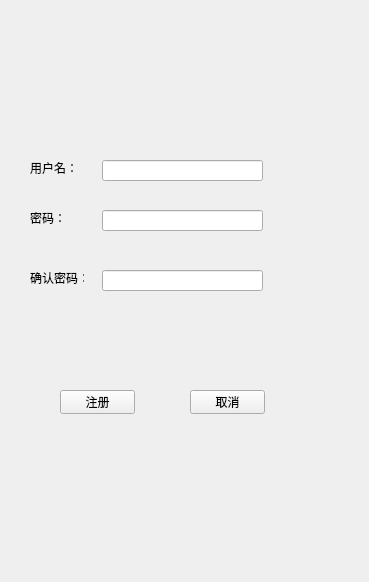
zhongjf25/Airline-Reservation-System, file frm_register.ui: the form before one commit.
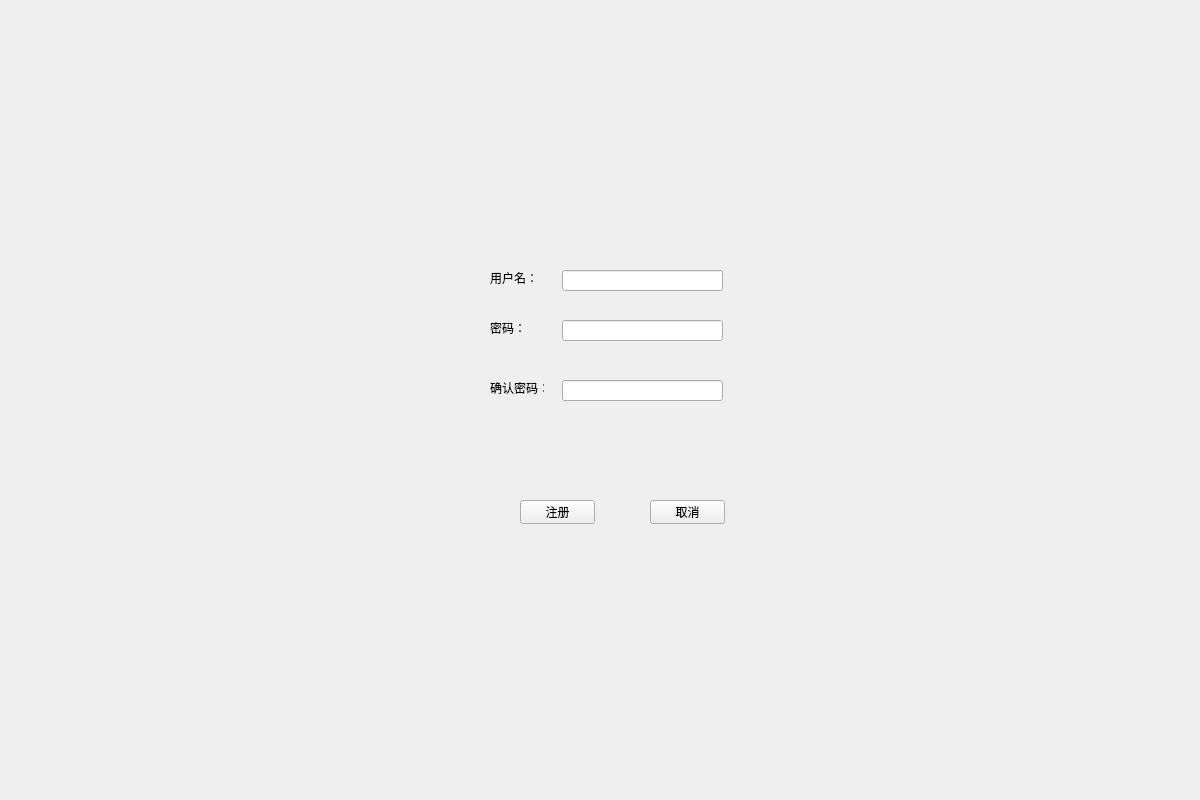
The form after the commit.

```diff
--- a/frm_register.ui
+++ b/frm_register.ui
@@ -6,18 +6,30 @@
    <rect>
     <x>0</x>
     <y>0</y>
-    <width>369</width>
-    <height>582</height>
+    <width>1200</width>
+    <height>800</height>
    </rect>
   </property>
+  <property name="minimumSize">
+   <size>
+    <width>1200</width>
+    <height>800</height>
+   </size>
+  </property>
+  <property name="maximumSize">
+   <size>
+    <width>1200</width>
+    <height>800</height>
+   </size>
+  </property>
   <property name="windowTitle">
    <string>Form</string>
   </property>
   <widget class="QLabel" name="lbl_name">
    <property name="geometry">
     <rect>
-     <x>30</x>
-     <y>160</y>
+     <x>490</x>
+     <y>270</y>
      <width>54</width>
      <height>16</height>
     </rect>
@@ -29,8 +41,8 @@
   <widget class="QLabel" name="lbl_pwd">
    <property name="geometry">
     <rect>
-     <x>30</x>
-     <y>210</y>
+     <x>490</x>
+     <y>320</y>
      <width>54</width>
      <height>16</height>
     </rect>
@@ -42,8 +54,8 @@
   <widget class="QLabel" name="lbl_pwd2">
    <property name="geometry">
     <rect>
-     <x>30</x>
-     <y>270</y>
+     <x>490</x>
+     <y>380</y>
      <width>54</width>
      <height>16</height>
     </rect>
@@ -55,8 +67,8 @@
   <widget class="QLineEdit" name="txt_name">
    <property name="geometry">
     <rect>
-     <x>102</x>
-     <y>160</y>
+     <x>562</x>
+     <y>270</y>
      <width>161</width>
      <height>21</height>
     </rect>
@@ -65,8 +77,8 @@
   <widget class="QLineEdit" name="txt_pwd">
    <property name="geometry">
     <rect>
-     <x>102</x>
-     <y>210</y>
+     <x>562</x>
+     <y>320</y>
      <width>161</width>
      <height>21</height>
     </rect>
@@ -78,8 +90,8 @@
   <widget class="QLineEdit" name="txt_pwd2">
    <property name="geometry">
     <rect>
-     <x>102</x>
-     <y>270</y>
+     <x>562</x>
+     <y>380</y>
      <width>161</width>
      <height>21</height>
     </rect>
@@ -91,8 +103,8 @@
   <widget class="QPushButton" name="btn_register">
    <property name="geometry">
     <rect>
-     <x>60</x>
-     <y>390</y>
+     <x>520</x>
+     <y>500</y>
      <width>75</width>
      <height>24</height>
     </rect>
@@ -104,8 +116,8 @@
   <widget class="QPushButton" name="btn_cancel">
    <property name="geometry">
     <rect>
-     <x>190</x>
-     <y>390</y>
+     <x>650</x>
+     <y>500</y>
      <width>75</width>
      <height>24</height>
     </rect>
```
